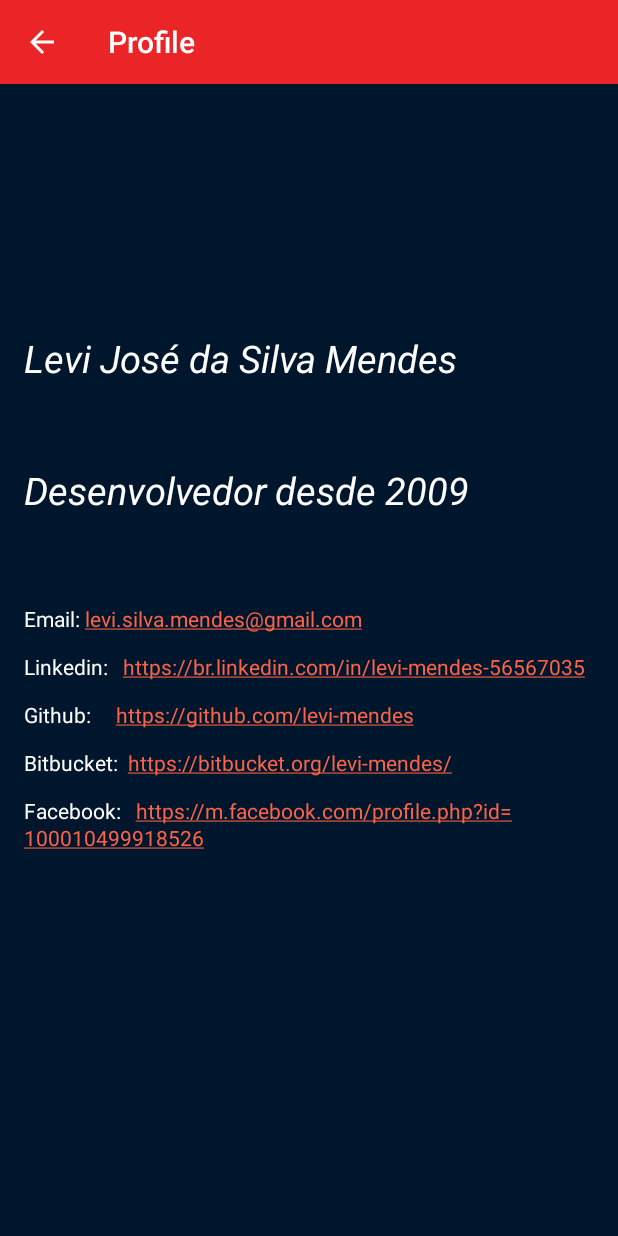
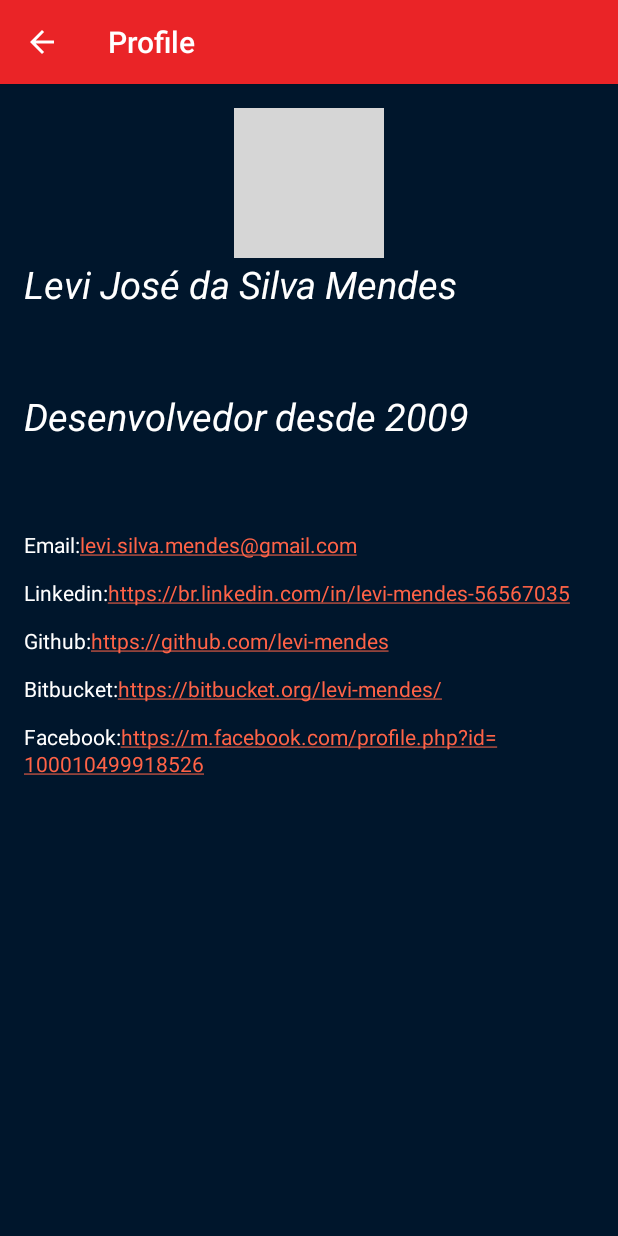
Before and after one commit to levi-mendes/SpiderMagazine, an Android app: the SobreActivity screen opened directly, with no data from a screen before it, on a phone screen of 412 x 824 dp. Run offline under Robolectric (Android 15) with nearby library versions, the phone set to English and light mode, and no system bars; our stand-ins replace ButterKnife; pictures from the network do not load; grey boxes are pictures that could not be loaded.

Commit message:
- refactoring (envio das string para o arquivo strings.xml) - carregamento da foto do perfil do github na tela "Sobre"

```diff
--- a/app/src/main/java/br/com/levimendesestudos/spidermagazine/activities/CapaActivity.java
+++ b/app/src/main/java/br/com/levimendesestudos/spidermagazine/activities/CapaActivity.java
@@ -9,6 +9,8 @@ import br.com.levimendesestudos.spidermagazine.mvp.contracts.CapaMVP;
 import br.com.levimendesestudos.spidermagazine.mvp.presenter.CapaPresenter;
 import butterknife.BindView;
 import butterknife.OnClick;
+
+import static java.lang.String.format;
 
 public class CapaActivity extends BaseActivity implements CapaMVP.View {
 
@@ -34,7 +36,7 @@ public class CapaActivity extends BaseActivity implements CapaMVP.View {
     public void carregarCapa() {
         Revista revista = (Revista)getIntent().getSerializableExtra("revista");
 
-        String url = revista.thumbnailPath + "/portrait_uncanny.jpg";
+        String url = format("%s/portrait_uncanny.jpg", revista.thumbnailPath);
 
         Glide.with(this)
                 .load(url)
--- a/app/src/main/java/br/com/levimendesestudos/spidermagazine/activities/DetalhesActivity.java
+++ b/app/src/main/java/br/com/levimendesestudos/spidermagazine/activities/DetalhesActivity.java
@@ -12,6 +12,7 @@ import br.com.levimendesestudos.spidermagazine.mvp.contracts.DetalhesMVP;
 import br.com.levimendesestudos.spidermagazine.mvp.presenter.DetalhesPresenter;
 import butterknife.BindView;
 
+import static java.lang.String.format;
 import static java.lang.String.valueOf;
 
 public class DetalhesActivity extends BaseActivity implements DetalhesMVP.View {
@@ -58,7 +59,7 @@ public class DetalhesActivity extends BaseActivity implements DetalhesMVP.View {
 
     @Override
     public void carregarDados() {
-        String url = mRevista.thumbnailPath + "/portrait_medium.jpg";
+        String url = format("%s/portrait_medium.jpg", mRevista.thumbnailPath);
 
         Glide.with(this)
                 .load(url)
--- a/app/src/main/java/br/com/levimendesestudos/spidermagazine/activities/SobreActivity.java
+++ b/app/src/main/java/br/com/levimendesestudos/spidermagazine/activities/SobreActivity.java
@@ -12,16 +12,23 @@ import android.text.SpannableStringBuilder;
 import android.text.method.LinkMovementMethod;
 import android.text.style.ClickableSpan;
 import android.view.View;
+import android.widget.ImageView;
 import android.widget.TextView;
+
+import com.bumptech.glide.Glide;
 
 public class SobreActivity extends BaseActivity implements SobreMVP.View {
 
+    @BindView(R.id.ivLevi)
+    ImageView ivLevi;
     @BindView(R.id.toolbar)
     Toolbar toolbar;
     @BindView(R.id.tvLinks)
     TextView tvLinks;
     private SpannableStringBuilder spanLinks = new SpannableStringBuilder();
     private SobrePresenter mPresenter;
+
+    private static final String LINK_FOTO_GITHUB = "https://avatars1.githubusercontent.com/u/13037757?s=400&u=5fe46ef5d33661f0aa2bec642811041500716bec&v=4";
 
     @Override
     public int layout() {
@@ -44,16 +51,23 @@ public class SobreActivity extends BaseActivity implements SobreMVP.View {
         toolbar.setNavigationOnClickListener(view -> onBackPressed());
     }
 
+    @Override
+    public void carregarFoto() {
+        Glide.with(this)
+                .load(LINK_FOTO_GITHUB)
+                .into(ivLevi);
+    }
+
     /**
      * Adiciona os links
      */
     @Override
     public void adddLinks() {
-        adicionarLinkEmail("Email: ", "levi.silva.mendes@gmail.com");
-        adicionarLink("Linkedin:   ", "https://br.linkedin.com/in/levi-mendes-56567035");
-        adicionarLink("Github:     ", "https://github.com/levi-mendes");
-        adicionarLink("Bitbucket:  ", "https://bitbucket.org/levi-mendes/");
-        adicionarLink("Facebook:   ", "https://m.facebook.com/profile.php?id=100010499918526");
+        adicionarLinkEmail(getString(R.string.titulo_email), getString(R.string.txt_email_levi));
+        adicionarLink(getString(R.string.titulo_linkedin), getString(R.string.txt_link_linkedin));
+        adicionarLink(getString(R.string.titulo_github), getString(R.string.txt_link_github));
+        adicionarLink(getString(R.string.titulo_bitbucket), getString(R.string.txt_link_bitbucket));
+        adicionarLink(getString(R.string.titulo_facebook), getString(R.string.txt_link_facebook));
 
         tvLinks.setMovementMethod(LinkMovementMethod.getInstance());
         tvLinks.setText(spanLinks, TextView.BufferType.SPANNABLE);
--- a/app/src/main/java/br/com/levimendesestudos/spidermagazine/adapters/RevistasListaAdapter.java
+++ b/app/src/main/java/br/com/levimendesestudos/spidermagazine/adapters/RevistasListaAdapter.java
@@ -15,6 +15,7 @@ import br.com.levimendesestudos.spidermagazine.R;
 import br.com.levimendesestudos.spidermagazine.activities.DetalhesActivity;
 import br.com.levimendesestudos.spidermagazine.model.Revista;
 
+import static java.lang.String.format;
 import static java.lang.String.valueOf;
 
 /**
@@ -56,8 +57,10 @@ public class RevistasListaAdapter extends BaseAdapter {
 
         tvIssueNumber.setText(valueOf(revista.issueNumber));
 
+        String url = format("%s/portrait_medium.jpg", revista.thumbnailPath);
+
         Glide.with(context)
-            .load(revista.thumbnailPath +  "/portrait_medium.jpg")
+            .load(url)
             //.centerCrop()
             //.placeholder(R.drawable.loading_spinner)
             //.crossFade()
--- a/app/src/main/java/br/com/levimendesestudos/spidermagazine/mvp/contracts/SobreMVP.java
+++ b/app/src/main/java/br/com/levimendesestudos/spidermagazine/mvp/contracts/SobreMVP.java
@@ -20,6 +20,7 @@ public interface SobreMVP {
 
         void configToolbar();
 
+        void carregarFoto();
     }
 
     abstract class Presenter extends BasicPresenter {
--- a/app/src/main/java/br/com/levimendesestudos/spidermagazine/mvp/presenter/SobrePresenter.java
+++ b/app/src/main/java/br/com/levimendesestudos/spidermagazine/mvp/presenter/SobrePresenter.java
@@ -18,5 +18,6 @@ public class SobrePresenter extends SobreMVP.Presenter {
     public void init() {
         mView.configToolbar();
         mView.adddLinks();
+        mView.carregarFoto();
     }
 }
--- a/app/src/main/res/layout/activity_sobre.xml
+++ b/app/src/main/res/layout/activity_sobre.xml
@@ -1,9 +1,10 @@
 <?xml version="1.0" encoding="utf-8"?>
-<RelativeLayout
+<LinearLayout
     xmlns:android="http://schemas.android.com/apk/res/android"
     xmlns:app="http://schemas.android.com/apk/res-auto"
     xmlns:tools="http://schemas.android.com/tools"
     android:id="@+id/activity_sobre"
+    android:orientation="vertical"
     android:layout_width="match_parent"
     android:layout_height="match_parent"
     android:background="@color/background_activity"
@@ -25,7 +26,6 @@
     </android.support.design.widget.AppBarLayout>
 
     <LinearLayout
-        android:layout_centerInParent="true"
         android:orientation="vertical"
         android:paddingBottom="@dimen/activity_vertical_margin"
         android:paddingLeft="@dimen/activity_horizontal_margin"
@@ -33,6 +33,13 @@
         android:paddingTop="@dimen/activity_vertical_margin"
         android:layout_width="match_parent"
         android:layout_height="wrap_content">
+
+        <ImageView
+            android:id="@+id/ivLevi"
+            android:layout_gravity="center_horizontal"
+            android:src="@drawable/loading"
+            android:layout_width="100dp"
+            android:layout_height="100dp" />
 
         <TextView
             android:textStyle="italic"
@@ -50,4 +57,4 @@
 
     </LinearLayout>
 
-</RelativeLayout>
+</LinearLayout>
--- a/app/src/main/res/values/strings.xml
+++ b/app/src/main/res/values/strings.xml
@@ -16,4 +16,14 @@
     <string name="title_dashboard">Dashboard</string>
     <string name="title_notifications">Notifications</string>
     <string name="verifique_sua_conexao_com_a_internet">Verifique sua conexão com a internet</string>
+    <string name="txt_email_levi">levi.silva.mendes@gmail.com</string>
+    <string name="txt_link_linkedin">https://br.linkedin.com/in/levi-mendes-56567035</string>
+    <string name="txt_link_github">https://github.com/levi-mendes</string>
+    <string name="txt_link_bitbucket">https://bitbucket.org/levi-mendes/</string>
+    <string name="txt_link_facebook">https://m.facebook.com/profile.php?id=100010499918526</string>
+    <string name="titulo_email">Email:</string>
+    <string name="titulo_linkedin">Linkedin:</string>
+    <string name="titulo_github">Github:</string>
+    <string name="titulo_bitbucket">Bitbucket:</string>
+    <string name="titulo_facebook">Facebook:</string>
 </resources>
```
